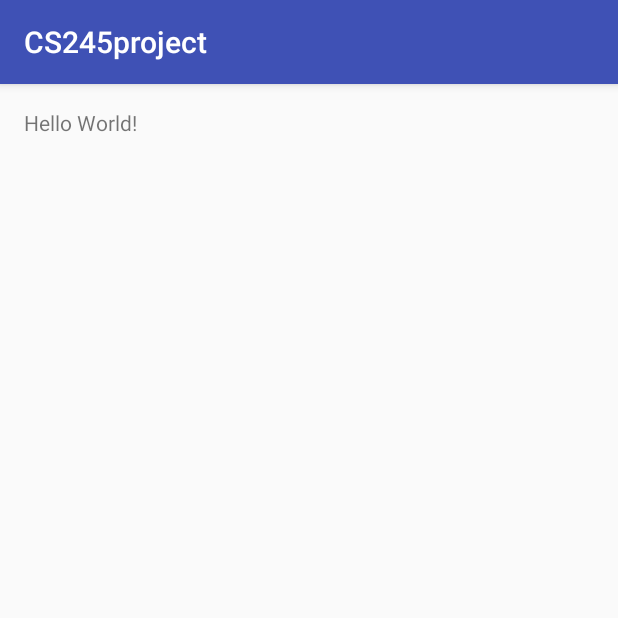
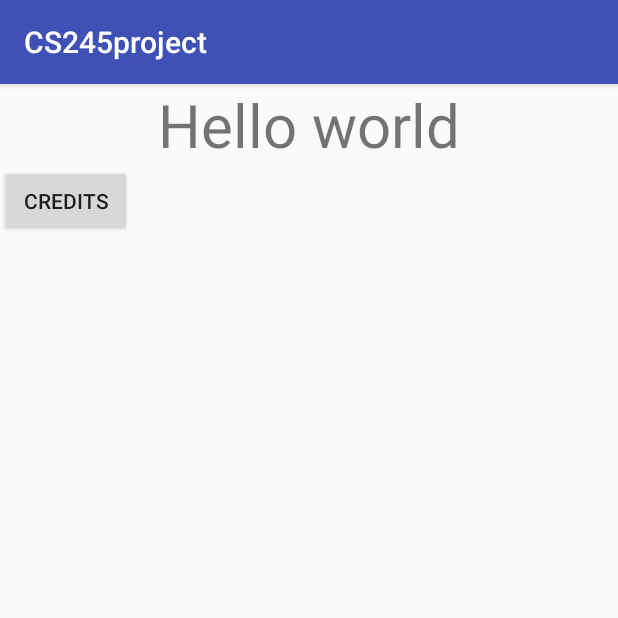
Before and after one commit to bhoang8855/CS245-Android-Project, an Android app: the screen it shows after launch (MainActivity), on a phone screen of 412 x 824 dp, the top half of it. Run offline under Robolectric (Android 15) with nearby library versions, the phone set to English and light mode, and no system bars.

Commit message:
Set up fragments and same layouts

```diff
--- a/CS245project/app/src/main/java/com/cs245project/MainActivity.java
+++ b/CS245project/app/src/main/java/com/cs245project/MainActivity.java
@@ -2,6 +2,8 @@ package com.cs245project;
 
 import android.support.v7.app.AppCompatActivity;
 import android.os.Bundle;
+
+import com.cs245project.fragments.HomeFragment;
 
 public class MainActivity extends AppCompatActivity {
 
@@ -9,5 +11,11 @@ public class MainActivity extends AppCompatActivity {
     protected void onCreate(Bundle savedInstanceState) {
         super.onCreate(savedInstanceState);
         setContentView(R.layout.activity_main);
+
+        getSupportFragmentManager()
+                .beginTransaction()
+                .replace(R.id.main_container, HomeFragment.newInstance())
+                .commit();
     }
+
 }
--- /dev/null
+++ b/CS245project/app/src/main/java/com/cs245project/fragments/HomeFragment.java
@@ -0,0 +1,51 @@
+package com.cs245project.fragments;
+
+import android.os.Bundle;
+import android.support.v4.app.Fragment;
+import android.view.LayoutInflater;
+import android.view.View;
+import android.view.ViewGroup;
+import android.widget.Button;
+
+import com.cs245project.R;
+
+import java.util.ArrayList;
+
+/**
+ * Created by jason on 2/25/2017.
+ */
+
+public class HomeFragment extends Fragment {
+
+
+    public static HomeFragment newInstance() { return new HomeFragment();}
+
+    @Override
+    public void onCreate(Bundle savedInstanceState) {
+        super.onCreate(savedInstanceState);
+    }
+
+    @Override
+    public View onCreateView(LayoutInflater inflater, ViewGroup container, Bundle savedInstanceState) {
+
+        return inflater.inflate(R.layout.fragment_home, container, false);
+    }
+
+    @Override
+    public void onActivityCreated(Bundle savedInstanceState) {
+        super.onActivityCreated(savedInstanceState);
+
+        ((Button)getActivity().findViewById(R.id.credits_button)).setOnClickListener(new View.OnClickListener() {
+            @Override
+            public void onClick(View view) {
+                getActivity().getSupportFragmentManager()
+                        .beginTransaction()
+                        .replace(R.id.main_container, CreditsFragment.newInstance())
+                        .commit();
+            }
+        });
+    }
+
+
+
+}
--- a/CS245project/app/src/main/res/layout/activity_main.xml
+++ b/CS245project/app/src/main/res/layout/activity_main.xml
@@ -4,14 +4,12 @@
     android:id="@+id/activity_main"
     android:layout_width="match_parent"
     android:layout_height="match_parent"
-    android:paddingBottom="@dimen/activity_vertical_margin"
-    android:paddingLeft="@dimen/activity_horizontal_margin"
-    android:paddingRight="@dimen/activity_horizontal_margin"
-    android:paddingTop="@dimen/activity_vertical_margin"
     tools:context="com.cs245project.MainActivity">
 
-    <TextView
-        android:layout_width="wrap_content"
-        android:layout_height="wrap_content"
-        android:text="Hello World!" />
+    <FrameLayout
+        android:layout_width="match_parent"
+        android:layout_height="match_parent"
+        android:id="@+id/main_container">
+
+    </FrameLayout>
 </RelativeLayout>
--- /dev/null
+++ b/CS245project/app/src/main/res/layout/fragment_game.xml
@@ -0,0 +1,6 @@
+<?xml version="1.0" encoding="utf-8"?>
+<LinearLayout xmlns:android="http://schemas.android.com/apk/res/android"
+    android:orientation="vertical" android:layout_width="match_parent"
+    android:layout_height="match_parent">
+
+</LinearLayout>
--- /dev/null
+++ b/CS245project/app/src/main/res/layout/fragment_home.xml
@@ -0,0 +1,19 @@
+<?xml version="1.0" encoding="utf-8"?>
+<LinearLayout xmlns:android="http://schemas.android.com/apk/res/android"
+    android:orientation="vertical" android:layout_width="match_parent"
+    android:layout_height="match_parent">
+
+    <TextView
+        android:layout_width="wrap_content"
+        android:layout_height="wrap_content"
+        android:text="Hello world"
+        android:textSize="40sp"
+        android:layout_gravity="center"/>
+
+    <Button
+        android:layout_width="wrap_content"
+        android:layout_height="wrap_content"
+        android:text="Credits"
+        android:id="@+id/credits_button"/>
+
+</LinearLayout>
--- /dev/null
+++ b/CS245project/app/src/main/res/layout/fragment_scores.xml
@@ -0,0 +1,6 @@
+<?xml version="1.0" encoding="utf-8"?>
+<LinearLayout xmlns:android="http://schemas.android.com/apk/res/android"
+    android:orientation="vertical" android:layout_width="match_parent"
+    android:layout_height="match_parent">
+
+</LinearLayout>
--- /dev/null
+++ b/CS245project/app/src/main/res/layout/fragment_settings.xml
@@ -0,0 +1,6 @@
+<?xml version="1.0" encoding="utf-8"?>
+<LinearLayout xmlns:android="http://schemas.android.com/apk/res/android"
+    android:orientation="vertical" android:layout_width="match_parent"
+    android:layout_height="match_parent">
+
+</LinearLayout>
```
Also changed, not shown: CS245project/app/src/main/java/com/cs245project/fragments/CreditsFragment.java (added, +30 -0 lines), CS245project/app/src/main/java/com/cs245project/fragments/GameFragment.java (added, +8 -0 lines), CS245project/app/src/main/java/com/cs245project/fragments/ScoresFragment.java (added, +10 -0 lines), CS245project/app/src/main/java/com/cs245project/fragments/SettingsFragment.java (added, +8 -0 lines), CS245project/app/src/main/res/layout/fragment_credits.xml (added, +19 -0 lines).
